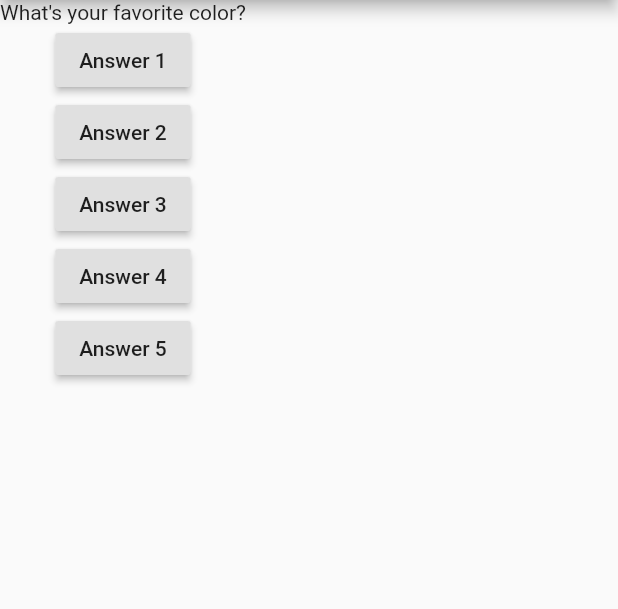
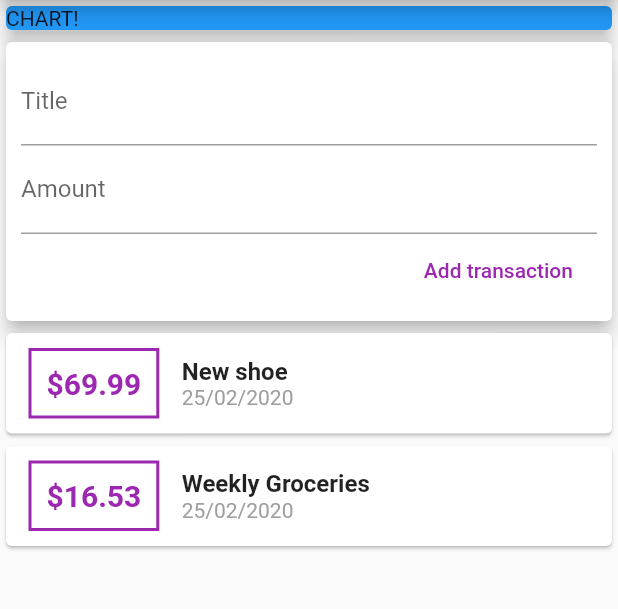
Before and after one commit to thiagohbfialho/flutter-lesson1, a Flutter app: the screen it shows after launch, on a phone screen of 412 x 824 dp, the part 84-693 px from its top. Run offline on Flutter 3.47's test engine with Material 2 defaults, Android fonts, the phone set to English and light mode, and no system bars.

Commit message:
aprendendo flutter

```diff
--- a/lib/main.dart
+++ b/lib/main.dart
@@ -1,50 +1,43 @@
+import './widgets/user_transaction.dart';
+
+import './models/transaction.dart';
 import 'package:flutter/material.dart';
+
 
 void main() => runApp(FastOrder());
 
 class FastOrder extends StatelessWidget {
-  void answerQuestion(){
-    print('Answer chosen');
-  }
+  final List<Transaction> transactions = [
+
+  ];
+  //String titleInput;
+  //String amountInput;
+  final titleController = TextEditingController();
+  final amountController = TextEditingController();
 
   @override
   Widget build(BuildContext context) {
-    var questions = [
-      'What\'s your favorite color?',
-      'What\'s your favorite animal?'
-    ];
-
     return MaterialApp(
       home: Scaffold(
         appBar: AppBar(
           title: Text("Fast Order"),
         ),
-        body: Column(
-          children: [
-            Text(
-              questions.elementAt(0)
-            ),
-            RaisedButton(
-              child: Text('Answer 1'),
-              onPressed: answerQuestion
-            ),
-            RaisedButton(
-              child: Text('Answer 2'),
-              onPressed: answerQuestion
-            ),
-            RaisedButton(
-              child: Text('Answer 3'),
-              onPressed: answerQuestion
-            ),
-            RaisedButton(
-              child: Text('Answer 4'),
-              onPressed: answerQuestion
-            ),
-            RaisedButton(
-              child: Text('Answer 5'),
-              onPressed: answerQuestion
-            ),
-          ],
+        body: SingleChildScrollView(
+                  child: Column(
+            //mainAxisAlignment: MainAxisAlignment.spaceAround,
+            crossAxisAlignment: CrossAxisAlignment.stretch,
+            children: <Widget>[
+              Container(
+                width: double.infinity,
+                child: Card(
+                  color: Colors.blue,
+                  child: Text('CHART!'),
+                  elevation: 5,
+                ),
+              ),
+              UserTransaction(),
+            ],
+          ),
         ),
       ),
     );
--- /dev/null
+++ b/lib/models/transaction.dart
@@ -0,0 +1,13 @@
+class Transaction {
+  final String id;
+  final String title;
+  final double amount;
+  final DateTime date;
+
+  Transaction({
+    this.id,
+    this.title,
+    this.amount,
+    this.date
+  });
+}
--- /dev/null
+++ b/lib/widgets/new_transaction.dart
@@ -0,0 +1,42 @@
+import 'package:flutter/material.dart';
+
+class NewTransaction extends StatelessWidget {
+  final Function addTx;
+  final titleController = TextEditingController();
+  final amountController = TextEditingController();
+
+  NewTransaction(this.addTx);
+
+  @override
+  Widget build(BuildContext context) {
+    return Card(
+      elevation: 5,
+      child: Container(
+        padding: EdgeInsets.all(10),
+        child: Column(
+          crossAxisAlignment: CrossAxisAlignment.end,
+          children: <Widget>[
+            TextField(
+              decoration: InputDecoration(labelText: 'Title'),
+              controller: titleController,
+              // onChanged: (val){
+              //   titleInput = val;
+              // },
+            ),
+            TextField(
+              decoration: InputDecoration(labelText: 'Amount'),
+              controller: amountController,
+              //onChanged: (val) => amountInput = val,
+            ),
+            FlatButton(
+                onPressed: () {
+                  addTx(titleController.text, double.parse(amountController.text));
+                },
+                textColor: Colors.purple,
+                child: Text('Add transaction')),
+          ],
+        ),
+      ),
+    );
+  }
+}
--- /dev/null
+++ b/lib/widgets/transaction_list.dart
@@ -0,0 +1,48 @@
+import '../models/transaction.dart';
+import 'package:flutter/material.dart';
+import 'package:intl/intl.dart';
+
+class TransactionList extends StatelessWidget {
+  final List<Transaction> transactions;
+
+  TransactionList(this.transactions);
+
+  @override
+  Widget build(BuildContext context) {
+    return Column(
+      children: transactions.map((tx) {
+        return Card(
+            child: Row(
+          children: <Widget>[
+            Container(
+              margin: EdgeInsets.symmetric(vertical: 10, horizontal: 15),
+              decoration: BoxDecoration(
+                  border: Border.all(color: Colors.purple, width: 2)),
+              padding: EdgeInsets.all(10),
+              child: Text(
+                '\$${tx.amount}',
+                style: TextStyle(
+                    fontWeight: FontWeight.bold,
+                    fontSize: 20,
+                    color: Colors.purple),
+              ),
+            ),
+            Column(
+              crossAxisAlignment: CrossAxisAlignment.start,
+              children: <Widget>[
+                Text(
+                  tx.title,
+                  style: TextStyle(fontSize: 16, fontWeight: FontWeight.bold),
+                ),
+                Text(
+                  DateFormat('dd/MM/yyyy').format(tx.date),
+                  style: TextStyle(color: Colors.grey),
+                )
+              ],
+            ),
+          ],
+        ));
+      }).toList(),
+    );
+  }
+}
--- /dev/null
+++ b/lib/widgets/user_transaction.dart
@@ -0,0 +1,50 @@
+import '../models/transaction.dart';
+import 'package:flutter/material.dart';
+
+import 'new_transaction.dart';
+import 'transaction_list.dart';
+
+class UserTransaction extends StatefulWidget {
+  @override
+  _UserTransactionState createState() => _UserTransactionState();
+}
+
+class _UserTransactionState extends State<UserTransaction> {
+  final List<Transaction> _userTransactions = [
+    Transaction(
+      id: 't1',
+      title: 'New shoe',
+      amount: 69.99,
+      date: DateTime.now(),
+    ),
+    Transaction(
+      id: 't2',
+      title: 'Weekly Groceries',
+      amount: 16.53,
+      date: DateTime.now(),
+    )
+  ];
+
+  void _addNewTransaction(String txTitle, double txAmount){
+    final newTx = Transaction(
+      title: txTitle,
+      amount: txAmount,
+      date: DateTime.now(),
+      id: DateTime.now().toString()
+    );
+
+    setState(() {
+      _userTransactions.add(newTx);
+    });
+  }
+
+  @override
+  Widget build(BuildContext context) {
+    return Column(
+      children: <Widget>[
+        NewTransaction(_addNewTransaction),
+        TransactionList(_userTransactions),
+      ],
+    );
+  }
+}
--- a/pubspec.yaml
+++ b/pubspec.yaml
@@ -19,6 +19,7 @@ environment:
 dependencies:
   flutter:
     sdk: flutter
+  intl: ^0.16.1
 
   # The following adds the Cupertino Icons font to your application.
   # Use with the CupertinoIcons class for iOS style icons.
```
Also changed, not shown: pubspec.lock, 128 other files.
